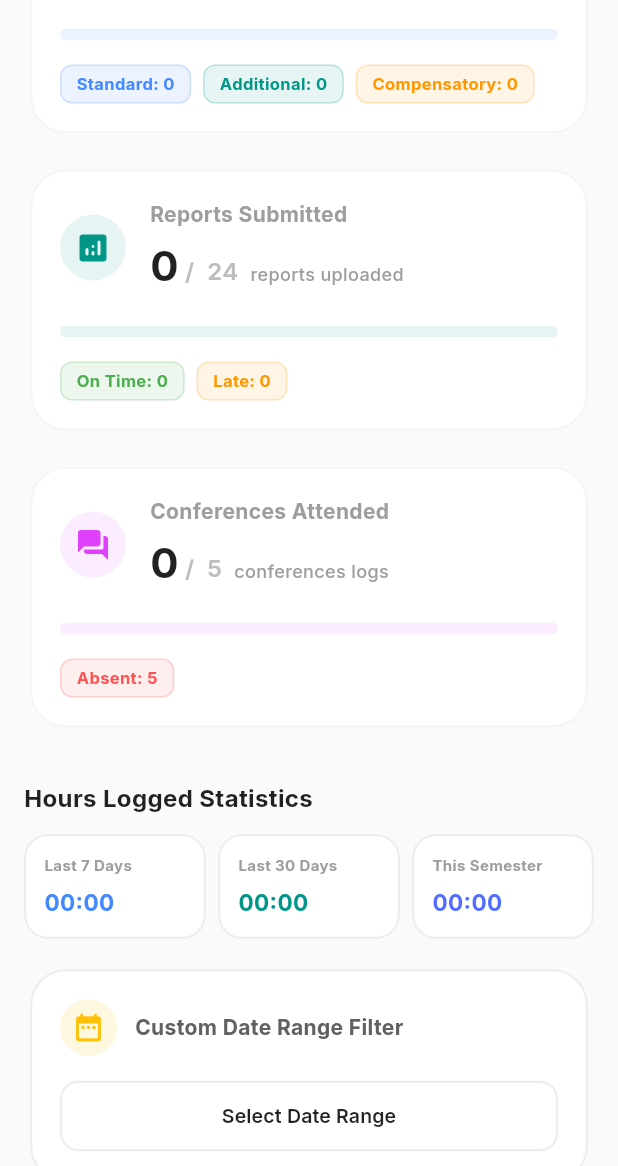
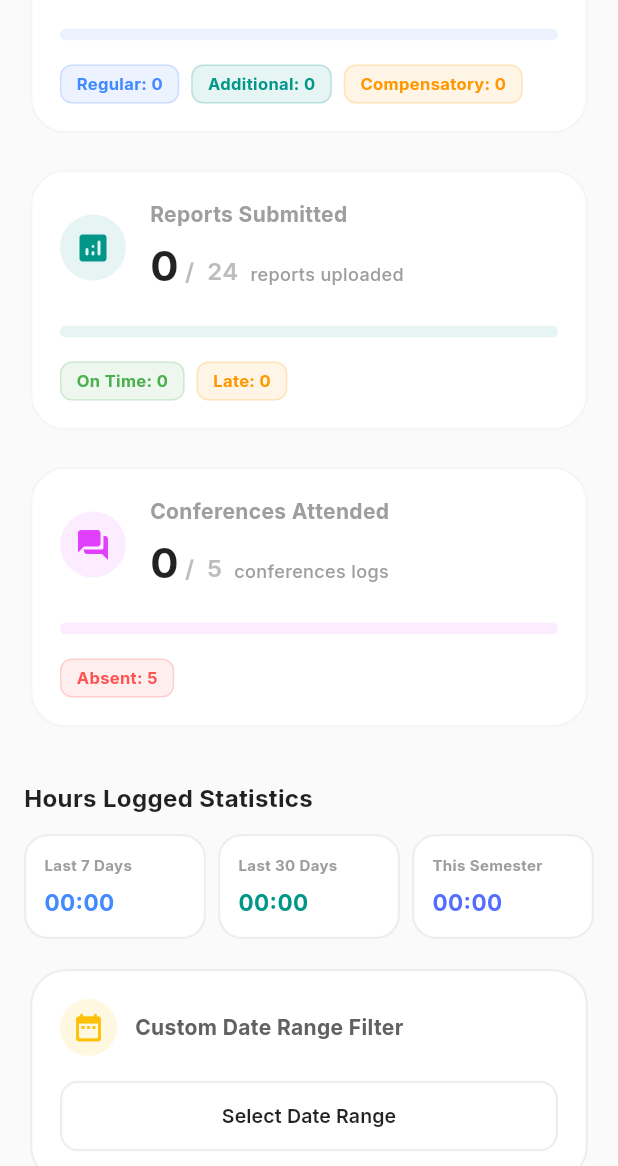
Before and after one commit to gitJoshuaSamuel/SWFieldWork, a Flutter app: the StudentProfilePage screen opened directly, scrolled down 321 dp, on a phone screen of 412 x 824 dp. Shown: the top 1166 px of the screen. Run offline on Flutter 3.47's test engine with Material 3 defaults, Android fonts, the phone set to English and light mode, and no system bars; our stand-ins replace flutter_map, geolocator, google_fonts, google_maps_flutter, image_picker, latlong2 and 3 more; missing offline and left inert: excel, google_api_availability; accounts and stored records are empty; network calls fail.

Commit message:
Made Johaneess requested changes : Check in and Check out images, Standard to Regular, Removing Related Professors

```diff
--- a/lib/Admin/attendanceExportPage.dart
+++ b/lib/Admin/attendanceExportPage.dart
@@ -141,7 +141,7 @@ class _AttendanceExportPageState extends State<AttendanceExportPage> {
 
       // 3. Field Work Type Filter (Applicable only if Activity is All or Field Work)
       if ((_selectedActivity == 'All' || _selectedActivity == 'Field Work') && _selectedFieldWorkType != 'All') {
-        final fwType = log['field_work_type'] ?? 'Standard';
+        final fwType = log['field_work_type'] ?? 'Regular';
         if (fwType.toString().toLowerCase() != _selectedFieldWorkType.toLowerCase()) {
           return false;
         }
@@ -280,7 +280,7 @@ class _AttendanceExportPageState extends State<AttendanceExportPage> {
           _wrapCell(profile['batch'] ?? ''),
           _wrapCell(log['semester'] ?? profile['semester'] ?? ''),
           _wrapCell(log['activity_type'] ?? ''),
-          _wrapCell(log['field_work_type'] ?? 'Standard'),
+          _wrapCell(log['field_work_type'] ?? 'Regular'),
           _wrapCell(dateStr),
           _wrapCell(checkInStr),
           _wrapCell(checkOutStr),
@@ -488,7 +488,7 @@ class _AttendanceExportPageState extends State<AttendanceExportPage> {
                               _buildFilterDropdown(
                                 label: "Field Work Type",
                                 value: _selectedFieldWorkType,
-                                items: const ['All', 'Standard', 'Additional', 'Compensatory'],
+                                items: const ['All', 'Regular', 'Additional', 'Compensatory'],
                                 onChanged: (val) => setState(() => _selectedFieldWorkType = val!),
                               ),
                             ],
--- a/lib/Admin/attendanceReportsPage.dart
+++ b/lib/Admin/attendanceReportsPage.dart
@@ -218,7 +218,7 @@ class _AttendanceReportsPageState extends State<AttendanceReportsPage> {
         final status = log['status']?.toString() ?? '';
         final checkInStr = log['check_in_time']?.toString();
         final checkOutStr = log['check_out_time']?.toString();
-        final fwType = log['field_work_type']?.toString() ?? 'Standard';
+        final fwType = log['field_work_type']?.toString() ?? 'Regular';
 
         final DateTime? checkIn = checkInStr != null ? DateTime.parse(checkInStr).toLocal() : null;
         final DateTime? checkOut = checkOutStr != null ? DateTime.parse(checkOutStr).toLocal() : null;
--- a/lib/Students/studentProfilePage.dart
+++ b/lib/Students/studentProfilePage.dart
@@ -321,11 +321,11 @@ class _StudentProfilePageState extends State<StudentProfilePage> {
         l['status'] != 'Absent'
     ).length;
 
-    final int fwStandard = semesterLogs.where((l) =>
+    final int fwRegular = semesterLogs.where((l) =>
         l['activity_type'] == 'Field Work' &&
         l['check_out_time'] != null &&
         l['status'] != 'Absent' &&
-        (l['field_work_type'] == 'Standard' || l['field_work_type'] == null)
+        (l['field_work_type'] == 'Regular' || l['field_work_type'] == 'Standard' || l['field_work_type'] == null)
     ).length;
 
     final int fwAdditional = semesterLogs.where((l) =>
@@ -611,7 +611,7 @@ class _StudentProfilePageState extends State<StudentProfilePage> {
                         spacing: 8,
                         runSpacing: 8,
                         children: [
-                          _buildDetailBadge("Standard: $fwStandard", Colors.blueAccent),
+                          _buildDetailBadge("Regular: $fwRegular", Colors.blueAccent),
                           _buildDetailBadge("Additional: $fwAdditional", Colors.teal),
                           _buildDetailBadge("Compensatory: $fwCompensatory", Colors.orange),
                         ],
--- a/lib/Students/studentsDashboardPage.dart
+++ b/lib/Students/studentsDashboardPage.dart
@@ -32,7 +32,7 @@ class AttendanceTrackerTab extends StatefulWidget {
 class _AttendanceTrackerTabState extends State<AttendanceTrackerTab> {
   final supabase = Supabase.instance.client;
   String _selectedActivity = 'Field Work';
-  String _selectedFieldWorkType = 'Standard';
+  String _selectedFieldWorkType = 'Regular';
   bool _isCheckIn = true;
   String? _activeRecordId;
   String? _activeCheckInTime;
@@ -129,7 +129,10 @@ class _AttendanceTrackerTabState extends State<AttendanceTrackerTab> {
         _activeRecordId = session['activeRecordId'] as String?;
         _activeCheckInTime = session['activeCheckInTime'] as String?;
         _selectedActivity = session['selectedActivity'] as String? ?? 'Field Work';
-        _selectedFieldWorkType = session['selectedFieldWorkType'] as String? ?? 'Standard';
+        final cachedFwType = session['selectedFieldWorkType'] as String? ?? 'Regular';
+        _selectedFieldWorkType = ['Regular', 'Compensatory', 'Additional'].contains(cachedFwType)
+            ? cachedFwType
+            : 'Regular';
         _isCheckIn = session['isCheckIn'] as bool? ?? true;
       }
 
@@ -426,8 +429,10 @@ class _AttendanceTrackerTabState extends State<AttendanceTrackerTab> {
               _activeCheckInTime = lastRecord['check_in_time']?.toString();
               _isCheckIn = false;
               _selectedActivity = lastRecord['activity_type'] ?? 'Field Work';
-              _selectedFieldWorkType =
-                  lastRecord['field_work_type'] ?? 'Standard';
+              final dbFwType = lastRecord['field_work_type'] ?? 'Regular';
+              _selectedFieldWorkType = ['Regular', 'Compensatory', 'Additional'].contains(dbFwType)
+                  ? dbFwType
+                  : 'Regular';
               _isAbsent = false; // Reset toggle if we are currently checked in
               _isHoliday = false;
             });
@@ -1564,7 +1569,7 @@ class _AttendanceTrackerTabState extends State<AttendanceTrackerTab> {
                   label: "FIELD WORK TYPE",
                   icon: Icons.assignment_turned_in_outlined,
                   value: _selectedFieldWorkType,
-                  items: ['Standard', 'Compensatory', 'Additional'],
+                  items: ['Regular', 'Compensatory', 'Additional'],
                   onChanged: (v) {
                     setState(() {
                       _selectedFieldWorkType = v!;
```
Also changed, not shown: lib/Admin/attendanceLogsManagerPage.dart (+9 -9 lines), lib/Admin/attendanceLogsPage.dart (+49 -6 lines), lib/Students/studentProfileDetailsPage.dart (+0 -7 lines).
